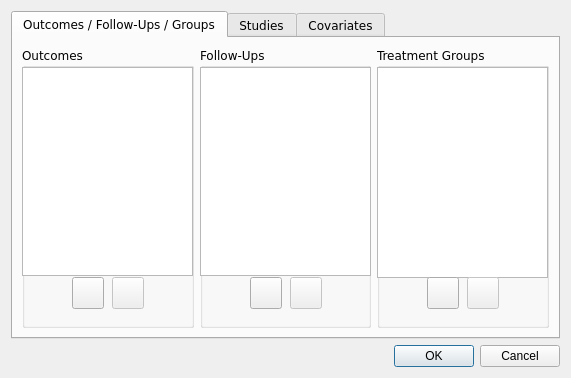
The window that src/rc_metastudio/forms/edit_dialog2.ui (AliSalman-et-al/openmeta-analyst-community) describes before a commit, drawn with Qt 5.
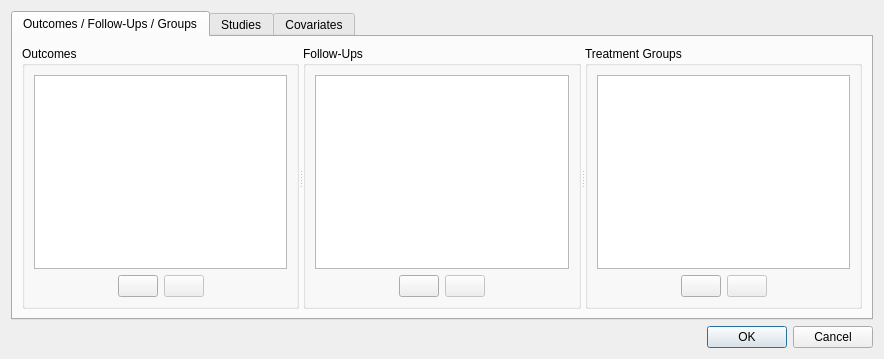
The same window after the commit. Icons and pictures are not drawn.

The edit to the form file:
```diff
--- a/src/rc_metastudio/forms/edit_dialog2.ui
+++ b/src/rc_metastudio/forms/edit_dialog2.ui
@@ -2,312 +2,39 @@
 <ui version="4.0">
  <class>edit_dialog</class>
  <widget class="QDialog" name="edit_dialog">
-  <property name="geometry">
-   <rect>
-    <x>0</x>
-    <y>0</y>
-    <width>571</width>
-    <height>378</height>
-   </rect>
-  </property>
-  <property name="windowTitle">
-   <string>Edit Dataset</string>
-  </property>
+  <property name="geometry"><rect><x>0</x><y>0</y><width>0</width><height>0</height></rect></property>
+  <property name="windowTitle"><string>Edit Dataset</string></property>
   <layout class="QVBoxLayout" name="verticalLayout">
    <item>
     <widget class="QTabWidget" name="edit_tab">
-     <property name="font">
-      <font>
-       <family>Verdana</family>
-      </font>
-     </property>
-     <property name="currentIndex">
-      <number>0</number>
-     </property>
+     <property name="currentIndex"><number>0</number></property>
      <widget class="QWidget" name="tab">
-      <attribute name="title">
-       <string>Outcomes / Follow-Ups / Groups</string>
-      </attribute>
-      <layout class="QGridLayout" name="gridLayout">
-       <item row="0" column="0">
-        <widget class="QGroupBox" name="groupBox_2">
-         <property name="title">
-          <string>Outcomes</string>
-         </property>
-         <widget class="QListView" name="outcome_list">
-          <property name="geometry">
-           <rect>
-            <x>0</x>
-            <y>20</y>
-            <width>171</width>
-            <height>209</height>
-           </rect>
-          </property>
-          <property name="alternatingRowColors">
-           <bool>true</bool>
-          </property>
+      <attribute name="title"><string>Outcomes / Follow-Ups / Groups</string></attribute>
+      <layout class="QVBoxLayout" name="structureTabLayout">
+       <item>
+        <widget class="QSplitter" name="dataset_structure_splitter">
+         <property name="orientation"><enum>Qt::Horizontal</enum></property>
+         <property name="childrenCollapsible"><bool>false</bool></property>
+         <widget class="QGroupBox" name="groupBox_2">
+          <property name="title"><string>Outcomes</string></property>
+          <layout class="QVBoxLayout" name="outcomesLayout">
+           <item><widget class="QListView" name="outcome_list"><property name="alternatingRowColors"><bool>true</bool></property><property name="textElideMode"><enum>Qt::ElideNone</enum></property></widget></item>
+           <item><layout class="QHBoxLayout" name="outcomeActions"><item><spacer name="outcomeLeftSpacer"><property name="orientation"><enum>Qt::Horizontal</enum></property><property name="sizeHint" stdset="0"><size><width>0</width><height>0</height></size></property></spacer></item><item><widget class="QPushButton" name="add_outcome_btn"><property name="toolTip"><string>Add outcome</string></property><property name="accessibleName"><string>Add outcome</string></property><property name="text"><string/></property><property name="icon"><iconset resource="../images/icons.qrc"><normaloff>:/icons/actions/add.svg</normaloff>:/icons/actions/add.svg</iconset></property></widget></item><item><widget class="QPushButton" name="remove_outcome_btn"><property name="enabled"><bool>false</bool></property><property name="toolTip"><string>Remove outcome</string></property><property name="accessibleName"><string>Remove outcome</string></property><property name="text"><string/></property><property name="icon"><iconset resource="../images/icons.qrc"><normaloff>:/icons/actions/remove.svg</normaloff>:/icons/actions/remove.svg</iconset></property></widget></item><item><spacer name="outcomeRightSpacer"><property name="orientation"><enum>Qt::Horizontal</enum></property><property name="sizeHint" stdset="0"><size><width>0</width><height>0</height></size></property></spacer></item></layout></item>
+          </layout>
          </widget>
-         <widget class="QPushButton" name="add_outcome_btn">
-          <property name="geometry">
-           <rect>
-            <x>50</x>
-            <y>230</y>
-            <width>32</width>
-            <height>32</height>
-           </rect>
-          </property>
-          <property name="minimumSize">
-           <size>
-            <width>32</width>
-            <height>32</height>
-           </size>
-          </property>
-          <property name="maximumSize">
-           <size>
-            <width>32</width>
-            <height>32</height>
-           </size>
-          </property>
-          <property name="text">
-           <string/>
-          </property>
-          <property name="icon">
-           <iconset resource="images/icons.qrc">
-            <normaloff>:/function_icon_set/function_icon_set/add_48.png</normaloff>:/function_icon_set/function_icon_set/add_48.png</iconset>
-          </property>
-          <property name="iconSize">
-           <size>
-            <width>32</width>
-            <height>32</height>
-           </size>
-          </property>
+         <widget class="QGroupBox" name="grpbox_follow_ups">
+          <property name="title"><string>Follow-Ups</string></property>
+          <layout class="QVBoxLayout" name="followUpsLayout">
+           <item><widget class="QListView" name="follow_up_list"><property name="alternatingRowColors"><bool>true</bool></property><property name="textElideMode"><enum>Qt::ElideNone</enum></property></widget></item>
+           <item><layout class="QHBoxLayout" name="followUpActions"><item><spacer name="followUpLeftSpacer"><property name="orientation"><enum>Qt::Horizontal</enum></property><property name="sizeHint" stdset="0"><size><width>0</width><height>0</height></size></property></spacer></item><item><widget class="QPushButton" name="add_follow_up_btn"><property name="toolTip"><string>Add follow-up</string></property><property name="accessibleName"><string>Add follow-up</string></property><property name="text"><string/></property><property name="icon"><iconset resource="images/icons.qrc"><normaloff>:/icons/actions/add.svg</normaloff>:/icons/actions/add.svg</iconset></property></widget></item><item><widget class="QPushButton" name="remove_follow_up_btn"><property name="enabled"><bool>false</bool></property><property name="toolTip"><string>Remove follow-up</string></property><property name="accessibleName"><string>Remove follow-up</string></property><property name="text"><string/></property><property name="icon"><iconset resource="images/icons.qrc"><normaloff>:/icons/actions/remove.svg</normaloff>:/icons/actions/remove.svg</iconset></property></widget></item><item><spacer name="followUpRightSpacer"><property name="orientation"><enum>Qt::Horizontal</enum></property><property name="sizeHint" stdset="0"><size><width>0</width><height>0</height></size></property></spacer></item></layout></item>
+          </layout>
          </widget>
-         <widget class="QPushButton" name="remove_outcome_btn">
-          <property name="enabled">
-           <bool>false</bool>
-          </property>
-          <property name="geometry">
-           <rect>
-            <x>90</x>
-            <y>230</y>
-            <width>32</width>
-            <height>32</height>
-           </rect>
-          </property>
-          <property name="minimumSize">
-           <size>
-            <width>32</width>
-            <height>32</height>
-           </size>
-          </property>
-          <property name="maximumSize">
-           <size>
-            <width>32</width>
-            <height>32</height>
-           </size>
-          </property>
-          <property name="text">
-           <string/>
-          </property>
-          <property name="icon">
-           <iconset resource="images/icons.qrc">
-            <normaloff>:/function_icon_set/function_icon_set/cancel_48.png</normaloff>:/function_icon_set/function_icon_set/cancel_48.png</iconset>
-          </property>
-          <property name="iconSize">
-           <size>
-            <width>32</width>
-            <height>32</height>
-           </size>
-          </property>
-         </widget>
-        </widget>
-       </item>
-       <item row="0" column="1">
-        <widget class="QGroupBox" name="grpbox_follow_ups">
-         <property name="title">
-          <string>Follow-Ups</string>
-         </property>
-         <widget class="QListView" name="follow_up_list">
-          <property name="geometry">
-           <rect>
-            <x>0</x>
-            <y>20</y>
-            <width>171</width>
-            <height>209</height>
-           </rect>
-          </property>
-          <property name="alternatingRowColors">
-           <bool>true</bool>
-          </property>
-         </widget>
-         <widget class="QPushButton" name="remove_follow_up_btn">
-          <property name="enabled">
-           <bool>false</bool>
-          </property>
-          <property name="geometry">
-           <rect>
-            <x>90</x>
-            <y>230</y>
-            <width>32</width>
-            <height>32</height>
-           </rect>
-          </property>
-          <property name="minimumSize">
-           <size>
-            <width>32</width>
-            <height>32</height>
-           </size>
-          </property>
-          <property name="maximumSize">
-           <size>
-            <width>32</width>
-            <height>32</height>
-           </size>
-          </property>
-          <property name="text">
-           <string/>
-          </property>
-          <property name="icon">
-           <iconset resource="images/icons.qrc">
-            <normaloff>:/function_icon_set/function_icon_set/cancel_48.png</normaloff>:/function_icon_set/function_icon_set/cancel_48.png</iconset>
-          </property>
-          <property name="iconSize">
-           <size>
-            <width>32</width>
-            <height>32</height>
-           </size>
-          </property>
-         </widget>
-         <widget class="QPushButton" name="add_follow_up_btn">
-          <property name="geometry">
-           <rect>
-            <x>50</x>
-            <y>230</y>
-            <width>32</width>
-            <height>32</height>
-           </rect>
-          </property>
-          <property name="minimumSize">
-           <size>
-            <width>32</width>
-            <height>32</height>
-           </size>
-          </property>
-          <property name="maximumSize">
-           <size>
-            <width>32</width>
-            <height>32</height>
-           </size>
-          </property>
-          <property name="text">
-           <string/>
-          </property>
-          <property name="icon">
-           <iconset resource="images/icons.qrc">
-            <normaloff>:/function_icon_set/function_icon_set/add_48.png</normaloff>:/function_icon_set/function_icon_set/add_48.png</iconset>
-          </property>
-          <property name="iconSize">
-           <size>
-            <width>32</width>
-            <height>32</height>
-           </size>
-          </property>
-         </widget>
-        </widget>
-       </item>
-       <item row="0" column="2">
-        <widget class="QGroupBox" name="groupBox">
-         <property name="title">
-          <string>Treatment Groups</string>
-         </property>
-         <property name="flat">
-          <bool>false</bool>
-         </property>
-         <widget class="QListView" name="group_list">
-          <property name="geometry">
-           <rect>
-            <x>0</x>
-            <y>20</y>
-            <width>171</width>
-            <height>211</height>
-           </rect>
-          </property>
-          <property name="alternatingRowColors">
-           <bool>true</bool>
-          </property>
-         </widget>
-         <widget class="QPushButton" name="add_group_btn">
-          <property name="geometry">
-           <rect>
-            <x>50</x>
-            <y>230</y>
-            <width>32</width>
-            <height>32</height>
-           </rect>
-          </property>
-          <property name="minimumSize">
-           <size>
-            <width>32</width>
-            <height>32</height>
-           </size>
-          </property>
-          <property name="maximumSize">
-           <size>
-            <width>32</width>
-            <height>32</height>
-           </size>
-          </property>
-          <property name="text">
-           <string/>
-          </property>
-          <property name="icon">
-           <iconset resource="images/icons.qrc">
-            <normaloff>:/function_icon_set/function_icon_set/add_48.png</normaloff>:/function_icon_set/function_icon_set/add_48.png</iconset>
-          </property>
-          <property name="iconSize">
-           <size>
-            <width>32</width>
-            <height>32</height>
-           </size>
-          </property>
-         </widget>
-         <widget class="QPushButton" name="remove_group_btn">
-          <property name="enabled">
-           <bool>false</bool>
-          </property>
-          <property name="geometry">
-           <rect>
-            <x>90</x>
-            <y>230</y>
-            <width>32</width>
-            <height>32</height>
-           </rect>
-          </property>
-          <property name="minimumSize">
-           <size>
-            <width>32</width>
-            <height>32</height>
-           </size>
-          </property>
-          <property name="maximumSize">
-           <size>
-            <width>32</width>
-            <height>32</height>
-           </size>
-          </property>
-          <property name="text">
-           <string/>
-          </property>
-          <property name="icon">
-           <iconset resource="images/icons.qrc">
-            <normaloff>:/function_icon_set/function_icon_set/cancel_48.png</normaloff>:/function_icon_set/function_icon_set/cancel_48.png</iconset>
-          </property>
-          <property name="iconSize">
-           <size>
-            <width>32</width>
-            <height>32</height>
-           </size>
-          </property>
+         <widget class="QGroupBox" name="groupBox">
+          <property name="title"><string>Treatment Groups</string></property>
+          <layout class="QVBoxLayout" name="groupsLayout">
+           <item><widget class="QListView" name="group_list"><property name="alternatingRowColors"><bool>true</bool></property><property name="textElideMode"><enum>Qt::ElideNone</enum></property></widget></item>
+           <item><layout class="QHBoxLayout" name="groupActions"><item><spacer name="groupLeftSpacer"><property name="orientation"><enum>Qt::Horizontal</enum></property><property name="sizeHint" stdset="0"><size><width>0</width><height>0</height></size></property></spacer></item><item><widget class="QPushButton" name="add_group_btn"><property name="toolTip"><string>Add treatment group</string></property><property name="accessibleName"><string>Add treatment group</string></property><property name="text"><string/></property><property name="icon"><iconset resource="images/icons.qrc"><normaloff>:/icons/actions/add.svg</normaloff>:/icons/actions/add.svg</iconset></property></widget></item><item><widget class="QPushButton" name="remove_group_btn"><property name="enabled"><bool>false</bool></property><property name="toolTip"><string>Remove treatment group</string></property><property name="accessibleName"><string>Remove treatment group</string></property><property name="text"><string/></property><property name="icon"><iconset resource="images/icons.qrc"><normaloff>:/icons/actions/remove.svg</normaloff>:/icons/actions/remove.svg</iconset></property></widget></item><item><spacer name="groupRightSpacer"><property name="orientation"><enum>Qt::Horizontal</enum></property><property name="sizeHint" stdset="0"><size><width>0</width><height>0</height></size></property></spacer></item></layout></item>
+          </layout>
          </widget>
         </widget>
        </item>
@@ -473,16 +200,7 @@
      </widget>
     </widget>
    </item>
-   <item>
-    <widget class="QDialogButtonBox" name="buttonBox">
-     <property name="orientation">
-      <enum>Qt::Horizontal</enum>
-     </property>
-     <property name="standardButtons">
-      <set>QDialogButtonBox::Cancel|QDialogButtonBox::Ok</set>
-     </property>
-    </widget>
-   </item>
+   <item><widget class="QDialogButtonBox" name="buttonBox"><property name="orientation"><enum>Qt::Horizontal</enum></property><property name="standardButtons"><set>QDialogButtonBox::Cancel|QDialogButtonBox::Ok</set></property></widget></item>
   </layout>
  </widget>
  <resources>
```
Left out of the diff: 198 changed lines with no effect on the pictures.
